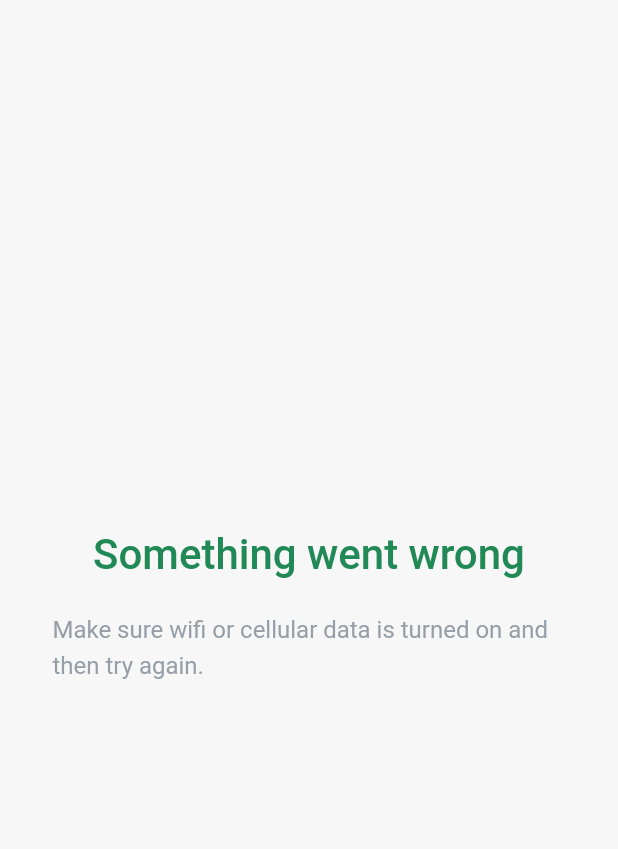
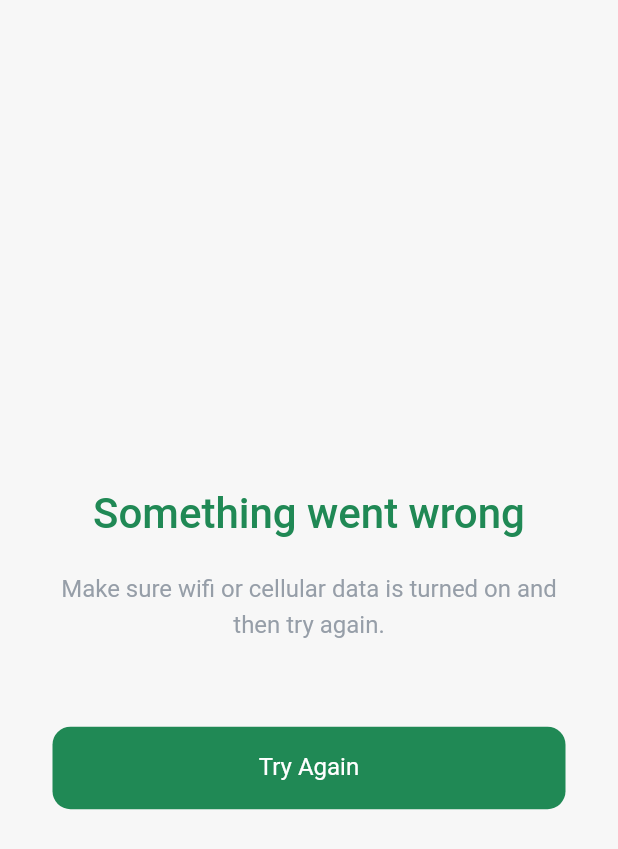
Before and after one commit to Payalpatel-wrteam/agriculture_app, a Flutter app: the ErrorScreen widget shown alone on an empty page, opened directly with empty values, on a phone screen of 412 x 824 dp. Shown: the top 849 px of the screen. Run offline on Flutter 3.47's test engine with Material 2 defaults, Android fonts, the phone set to English and light mode, and no system bars; our stand-ins replace connectivity_plus, firebase_auth, firebase_core, flutter_bloc, flutter_svg, geocoding and 3 more; accounts and stored records are empty.

```diff
--- a/lib/screens/auth/login_screen.dart
+++ b/lib/screens/auth/login_screen.dart
@@ -83,6 +83,7 @@ class _LoginScreenState extends State<LoginScreen> {
                   child: AppLargeText(text: StringRes.signInLbl)),
               defaultSizedBox(),
               _buildEmailAndPassword(context),
+              defaultSizedBox(),
               _buildSignUpButton(context),
             ]),
           ),
--- a/lib/screens/auth/signup_screen.dart
+++ b/lib/screens/auth/signup_screen.dart
@@ -130,7 +130,7 @@ class _SignupScreenState extends State<SignupScreen> {
                     _buildSignupButton(),
 
                     // _buildAggreemetStatement(),
-                    const SizedBox(height: 10),
+                    defaultSizedBox(),
                     _buildAlreadyHaveAccountStatement()
                   ],
                 ),
--- a/lib/screens/home/new_application_screen.dart
+++ b/lib/screens/home/new_application_screen.dart
@@ -587,7 +587,7 @@ class _NewApplicationScreenState extends State<NewApplicationScreen> {
             '${place.street}, ${place.subLocality},${place.subAdministrativeArea}, ${place.postalCode}';
       });
     }).catchError((e) {
-      debugPrint(e);
+      locationOfFarmTxtController.text = '$latitude $longitude';
     });
   }
 
--- a/lib/screens/screen_widgets.dart/error_screen.dart
+++ b/lib/screens/screen_widgets.dart/error_screen.dart
@@ -1,4 +1,5 @@
 import 'package:agriculture_app/helper/constant.dart';
+import 'package:agriculture_app/screens/screen_widgets.dart/responsive_button.dart';
 import 'package:flutter/foundation.dart';
 import 'package:flutter/material.dart';
 import 'package:flutter_svg/svg.dart';
@@ -27,6 +28,7 @@ class ErrorScreen extends StatelessWidget {
           SizedBox(
             height: MediaQuery.of(context).size.height * 0.05,
           ),
+
           const AppLargeText(
             text: StringRes.somethingWentWrong,
             size: 28,
@@ -39,17 +41,18 @@ class ErrorScreen extends StatelessWidget {
             color: AppColors.captionColor,
             overflow: TextOverflow.visible,
             lineSpacing: 1.5,
+            textAlign: TextAlign.center,
           ),
           SizedBox(
             height: MediaQuery.of(context).size.height * 0.07,
           ),
-          // child ??
-          //     CircularGradientButton(
-          //         onPressed: onPressed,
-          //         child: const AppText(
-          //           text: StringRes.tryAgain,
-          //           color: whiteColor,
-          //         )),
+          child ??
+              ResponsiveButton(
+                  onPressed: onPressed,
+                  child: const AppText(
+                    text: StringRes.tryAgain,
+                    color: AppColors.whiteColor,
+                  )),
         ],
       ),
     );
```
Also changed, not shown: lib/screens/home/build_farmer_list.dart (+36 -2 lines).
